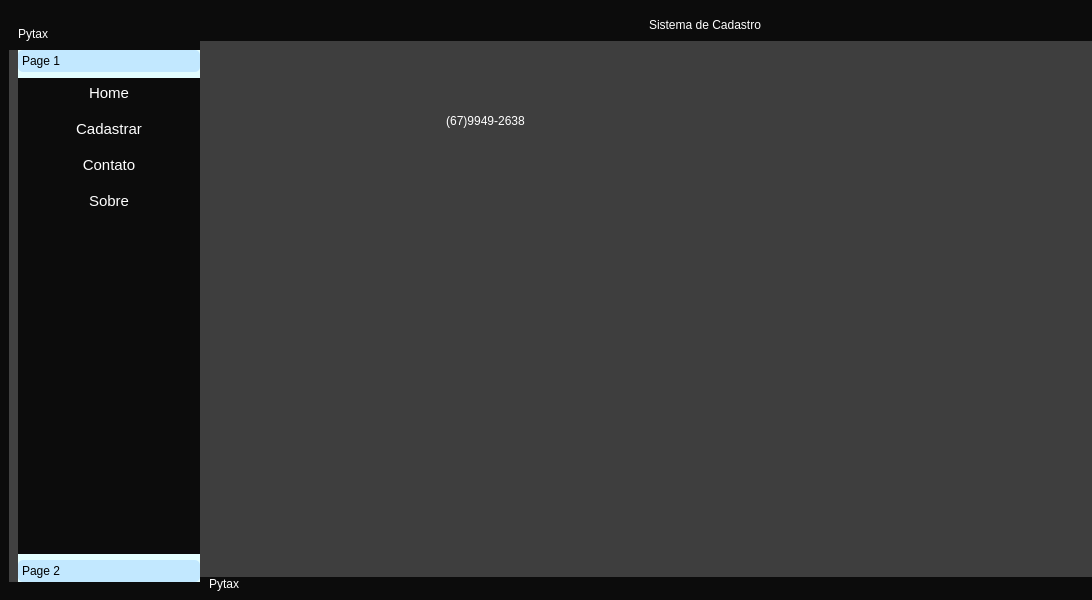
Before: the Qt Designer form Empresa(Tercerizada-Propria)/untitled.ui in Igorluisk2/Exercicios_Desktop_Mauricio, drawn with Qt 5.
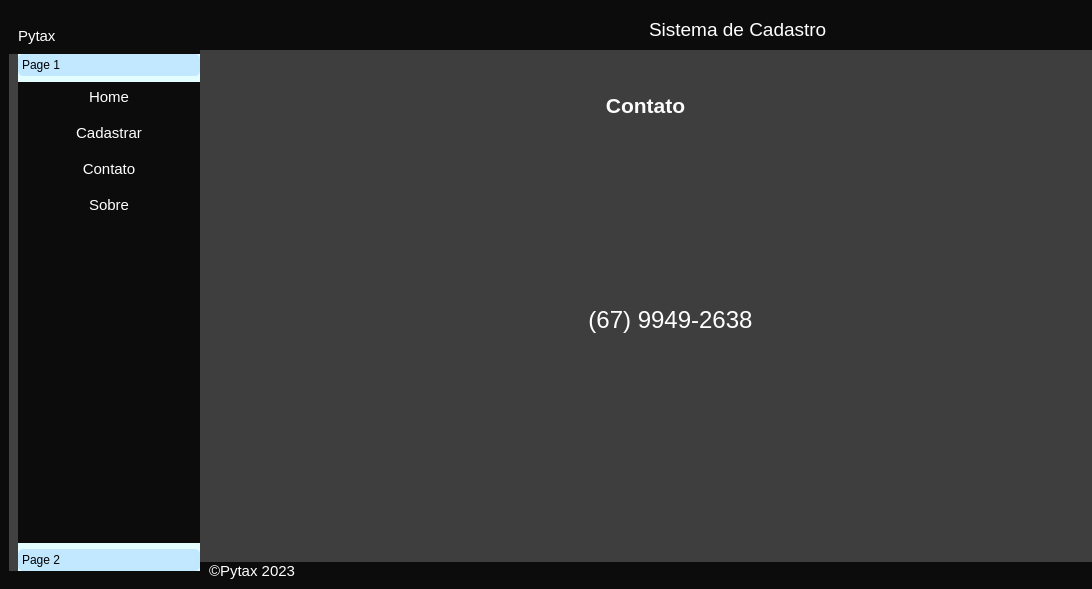
After: the same form once the commit is applied. The open tabs and pages were chosen to show the change. Icons and pictures are not drawn.

```diff
--- a/Empresa(Tercerizada-Propria)/untitled.ui
+++ b/Empresa(Tercerizada-Propria)/untitled.ui
@@ -7,7 +7,7 @@
     <x>0</x>
     <y>0</y>
     <width>1092</width>
-    <height>600</height>
+    <height>589</height>
    </rect>
   </property>
   <property name="windowTitle">
@@ -75,7 +75,7 @@
           <item>
            <widget class="QLabel" name="label_3">
             <property name="text">
-             <string>Pytax</string>
+             <string>&lt;html&gt;&lt;head/&gt;&lt;body&gt;&lt;p&gt;&lt;span style=&quot; font-size:11pt;&quot;&gt;Pytax&lt;/span&gt;&lt;/p&gt;&lt;/body&gt;&lt;/html&gt;</string>
             </property>
            </widget>
           </item>
@@ -143,7 +143,7 @@
                <x>0</x>
                <y>0</y>
                <width>182</width>
-               <height>479</height>
+               <height>463</height>
               </rect>
              </property>
              <attribute name="label">
@@ -383,7 +383,7 @@
           <item>
            <widget class="QLabel" name="btn_toggle">
             <property name="text">
-             <string>Sistema de Cadastro</string>
+             <string>&lt;html&gt;&lt;head/&gt;&lt;body&gt;&lt;p&gt;&lt;span style=&quot; font-size:14pt;&quot;&gt;Sistema de Cadastro&lt;/span&gt;&lt;/p&gt;&lt;/body&gt;&lt;/html&gt;</string>
             </property>
            </widget>
           </item>
@@ -816,14 +816,32 @@
              <widget class="QLabel" name="label_6">
               <property name="geometry">
                <rect>
-                <x>220</x>
-                <y>60</y>
-                <width>131</width>
+                <x>360</x>
+                <y>250</y>
+                <width>221</width>
                 <height>41</height>
                </rect>
               </property>
               <property name="text">
-               <string>&lt;html&gt;&lt;head/&gt;&lt;body&gt;&lt;p align=&quot;center&quot;&gt;&lt;img src=&quot;:/icons/icons/whatsApp.png&quot;/&gt;(67)9949-2638&lt;/p&gt;&lt;/body&gt;&lt;/html&gt;</string>
+               <string>&lt;html&gt;&lt;head/&gt;&lt;body&gt;&lt;p align=&quot;center&quot;&gt;&lt;img src=&quot;:/icons/icons/whatsApp.png&quot;/&gt;&lt;span style=&quot; font-size:18pt;&quot;&gt; (67) 9949-2638&lt;/span&gt;&lt;/p&gt;&lt;/body&gt;&lt;/html&gt;</string>
+              </property>
+             </widget>
+             <widget class="QLabel" name="lbl_contato">
+              <property name="geometry">
+               <rect>
+                <x>0</x>
+                <y>0</y>
+                <width>891</width>
+                <height>111</height>
+               </rect>
+              </property>
+              <property name="styleSheet">
+               <string notr="true">color:rgb(252,252,252);
+background-color: rgb(62, 62, 62);
+</string>
+              </property>
+              <property name="text">
+               <string>&lt;html&gt;&lt;head/&gt;&lt;body&gt;&lt;p align=&quot;center&quot;&gt;&lt;span style=&quot; font-size:16pt; font-weight:600;&quot;&gt;Contato&lt;/span&gt;&lt;/p&gt;&lt;/body&gt;&lt;/html&gt;</string>
               </property>
              </widget>
             </widget>
@@ -877,7 +895,7 @@
           <item>
            <widget class="QLabel" name="label_2">
             <property name="text">
-             <string>Pytax</string>
+             <string>&lt;html&gt;&lt;head/&gt;&lt;body&gt;&lt;p&gt;&lt;span style=&quot; font-size:11pt;&quot;&gt;©Pytax 2023&lt;/span&gt;&lt;/p&gt;&lt;/body&gt;&lt;/html&gt;</string>
             </property>
            </widget>
           </item>
```
Left out of the diff: 8 changed lines with no effect on the pictures.
